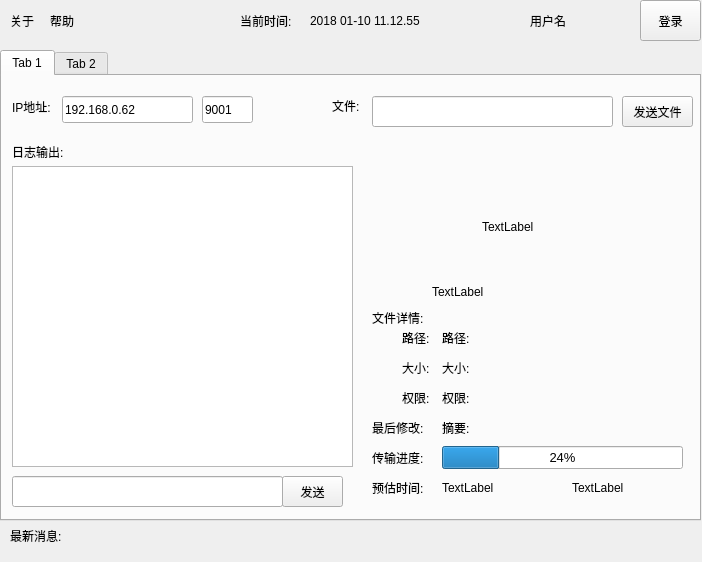
Above: tcp.ui from zhxx123/TcpTransfer before the change. Below: the same form after it.
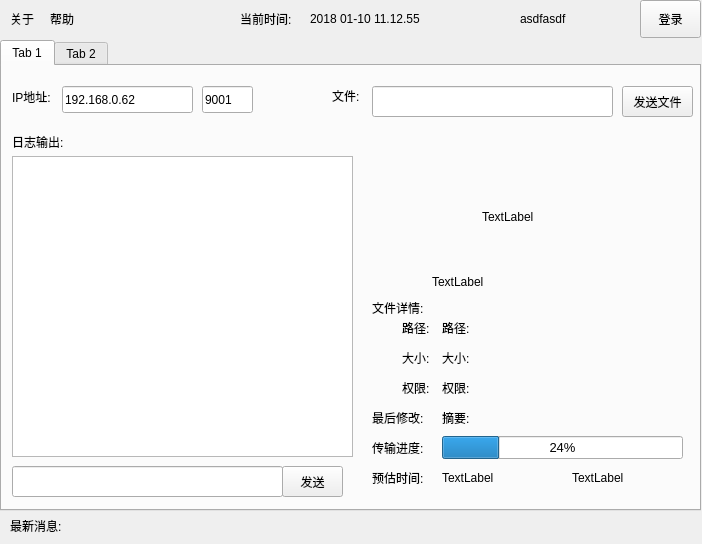
That is the form after the change.

Commit message: fix head width

What changed in the file:
```diff
--- a/tcp.ui
+++ b/tcp.ui
@@ -7,7 +7,7 @@
     <x>0</x>
     <y>0</y>
     <width>702</width>
-    <height>562</height>
+    <height>544</height>
    </rect>
   </property>
   <property name="windowTitle">
@@ -18,7 +18,7 @@
     <property name="geometry">
      <rect>
       <x>0</x>
-      <y>50</y>
+      <y>40</y>
       <width>701</width>
       <height>471</height>
      </rect>
@@ -485,7 +485,7 @@
       <x>0</x>
       <y>0</y>
       <width>701</width>
-      <height>41</height>
+      <height>38</height>
      </rect>
     </property>
     <widget class="QPushButton" name="pushButton_log">
@@ -494,7 +494,7 @@
        <x>640</x>
        <y>0</y>
        <width>61</width>
-       <height>41</height>
+       <height>38</height>
       </rect>
      </property>
      <property name="text">
@@ -504,14 +504,14 @@
     <widget class="QLabel" name="label_head_user">
      <property name="geometry">
       <rect>
-       <x>530</x>
-       <y>10</y>
+       <x>520</x>
+       <y>0</y>
        <width>101</width>
-       <height>21</height>
+       <height>38</height>
       </rect>
      </property>
      <property name="text">
-      <string>用户名</string>
+      <string>asdfasdf</string>
      </property>
     </widget>
     <widget class="QWidget" name="widget_head_2" native="true">
@@ -520,7 +520,7 @@
        <x>240</x>
        <y>0</y>
        <width>261</width>
-       <height>41</height>
+       <height>38</height>
       </rect>
      </property>
      <widget class="QLabel" name="label_time">
@@ -529,7 +529,7 @@
         <x>0</x>
         <y>0</y>
         <width>68</width>
-        <height>41</height>
+        <height>38</height>
        </rect>
       </property>
       <property name="text">
@@ -542,7 +542,7 @@
         <x>70</x>
         <y>0</y>
         <width>151</width>
-        <height>41</height>
+        <height>38</height>
        </rect>
       </property>
       <property name="text">
@@ -556,7 +556,7 @@
        <x>0</x>
        <y>0</y>
        <width>191</width>
-       <height>41</height>
+       <height>38</height>
       </rect>
      </property>
      <widget class="QLabel" name="label_about">
@@ -565,7 +565,7 @@
         <x>10</x>
         <y>0</y>
         <width>41</width>
-        <height>41</height>
+        <height>38</height>
        </rect>
       </property>
       <property name="text">
@@ -578,7 +578,7 @@
         <x>50</x>
         <y>0</y>
         <width>41</width>
-        <height>41</height>
+        <height>38</height>
        </rect>
       </property>
       <property name="text">
@@ -591,7 +591,7 @@
     <property name="geometry">
      <rect>
       <x>0</x>
-      <y>520</y>
+      <y>510</y>
       <width>701</width>
       <height>31</height>
      </rect>
@@ -601,7 +601,7 @@
       <rect>
        <x>80</x>
        <y>0</y>
-       <width>621</width>
+       <width>611</width>
        <height>31</height>
       </rect>
      </property>
```
The commit also changes 1 other file.
